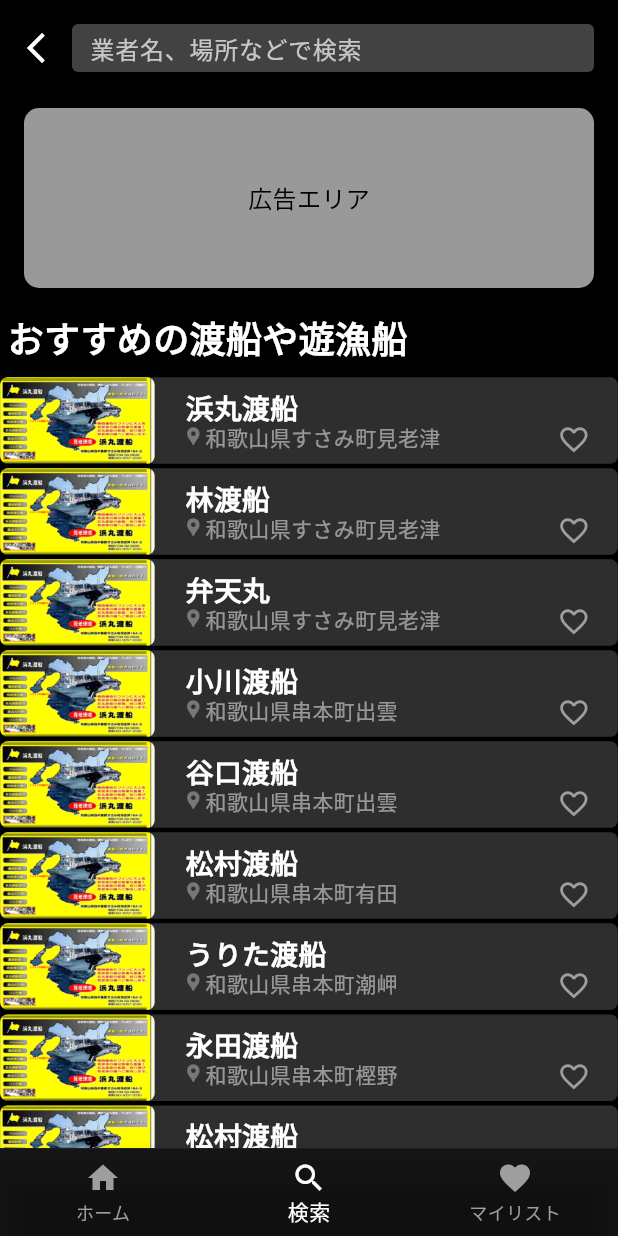
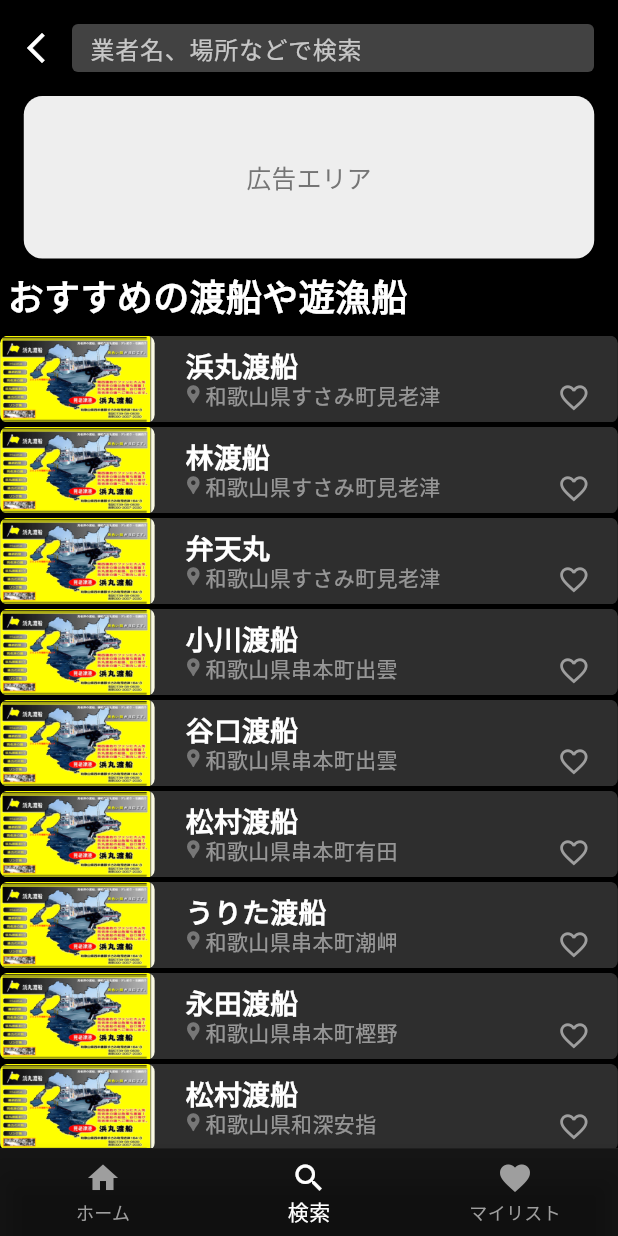
Before and after one commit to Kaito-nagai/fishing_app, a Flutter app: the SearchScreen screen opened by its route, on a phone screen of 412 x 824 dp. Run offline on Flutter 3.47's test engine with Material 3 defaults, Android fonts, the phone set to English and light mode, and no system bars; our stand-ins replace flutter_dotenv, logger, shared_preferences; accounts and stored records are empty; Roboto replaces fonts that are missing (Noto Sans JP).

Commit message:
“少し修正

```diff
--- a/lib/components/vendor_list.dart
+++ b/lib/components/vendor_list.dart
@@ -1,8 +1,10 @@
 import 'package:flutter/material.dart';
 import 'package:fishing_app/widgets/list_item.dart';
 import 'package:fishing_app/providers/favorites_provider.dart';
+import 'package:logger/logger.dart';
 
-// 業者データのモデル
+final logger = Logger();
+
 class Vendor {
   final String id;
   final String title;
@@ -18,39 +20,42 @@ class Vendor {
 }
 
 class VendorList extends StatelessWidget {
-  final List<Vendor> vendors; // 業者リストデータ
-  final FavoritesProvider favoritesProvider; // FavoritesProviderを受け取る
+  final List<Vendor> vendors;
+  final FavoritesProvider favoritesProvider;
+  final bool navigateToMyListScreen; // 遷移の制御
 
   const VendorList({
     required this.vendors,
-    required this.favoritesProvider, // 必須パラメータに追加
+    required this.favoritesProvider,
+    this.navigateToMyListScreen = true, // デフォルトはtrue
     super.key,
   });
 
   @override
   Widget build(BuildContext context) {
+    // 🔹 デバッグ用ログを追加
+    logger.i("VendorList - navigateToMyListScreen: $navigateToMyListScreen");
+
     return ListView.builder(
-      padding: EdgeInsets.zero, // リスト全体のパディングを削除
-      physics: const AlwaysScrollableScrollPhysics(), // 業者リストをスクロール可能に設定
-      itemCount: vendors.length > 10 ? 10 : vendors.length, // 最大10件まで表示
+      padding: EdgeInsets.zero,
+      physics: const AlwaysScrollableScrollPhysics(),
+      itemCount: vendors.length > 10 ? 10 : vendors.length,
       itemBuilder: (context, index) {
         final vendor = vendors[index];
-        // お気に入り登録済みかを判定
         final isFavorite = favoritesProvider.isFavorite(vendor.id);
 
         return Padding(
-          padding: const EdgeInsets.symmetric(horizontal: 0.1, vertical: 1.5), // 他の画面と統一
+          padding: const EdgeInsets.symmetric(horizontal: 0.1, vertical: 1.5),
           child: ListItem(
             title: vendor.title,
             location: vendor.location,
             imagePath: vendor.imagePath,
-            isFavorite: isFavorite, // お気に入り状態を渡す
+            isFavorite: isFavorite,
+            navigateToMyListScreen: navigateToMyListScreen, // 追加
             onFavoritePressed: () {
               if (isFavorite) {
-                // お気に入りから削除
                 favoritesProvider.removeFavorite(vendor.id);
               } else {
-                // お気に入りに追加
                 favoritesProvider.addFavorite({
                   'id': vendor.id,
                   'name': vendor.title,
--- a/lib/screens/search_screen.dart
+++ b/lib/screens/search_screen.dart
@@ -5,7 +5,8 @@ import 'package:fishing_app/utils/json_loader.dart';
 import 'package:fishing_app/components/vendor_list.dart';
 import 'package:fishing_app/screens/search_results.dart';
 import 'package:fishing_app/widgets/search_bar.dart';
-import 'package:fishing_app/providers/favorites_provider.dart'; // 修正: FavoritesProviderをインポート
+import 'package:fishing_app/providers/favorites_provider.dart';
+import 'package:fishing_app/widgets/ad_banner.dart';
 
 class SearchScreen extends StatefulWidget {
   const SearchScreen({super.key});
@@ -16,7 +17,6 @@ class SearchScreen extends StatefulWidget {
 
 class SearchScreenState extends State<SearchScreen> {
   List<Vendor> allVendors = [];
-  List<Vendor> filteredVendors = [];
   final TextEditingController _searchController = TextEditingController();
 
   @override
@@ -68,21 +68,13 @@ class SearchScreenState extends State<SearchScreen> {
               searchController: _searchController,
             ),
 
-            // 広告エリア
-            Padding(
-              padding: const EdgeInsets.symmetric(horizontal: 16, vertical: 8),
-              child: Container(
-                height: 120,
-                decoration: BoxDecoration(
-                  color: Colors.white.withAlpha(153),
-                  borderRadius: BorderRadius.circular(10),
-                ),
-                child: const Center(
-                  child: Text(
-                    '広告エリア',
-                    style: TextStyle(color: Colors.black, fontSize: 16),
-                  ),
-                ),
+            // 広告エリアを中央に配置
+            Center(
+              child: AdBanner(
+                positionTop: 0.02, // 適宜調整
+                onTap: () {
+                  debugPrint("広告がタップされました");
+                },
               ),
             ),
 
@@ -105,13 +97,14 @@ class SearchScreenState extends State<SearchScreen> {
                   ? const Center(child: CircularProgressIndicator())
                   : VendorList(
                       vendors: allVendors,
-                      favoritesProvider: favoritesProvider, // 修正: FavoritesProviderを渡す
+                      favoritesProvider: favoritesProvider,
+                      navigateToMyListScreen: false,
                     ),
             ),
           ],
         ),
       ),
-      bottomNavigationBar: const BottomNav(currentIndex: 1),
+      bottomNavigationBar: BottomNav(currentIndex: 1),
     );
   }
 }
--- a/lib/widgets/list_item.dart
+++ b/lib/widgets/list_item.dart
@@ -1,41 +1,54 @@
 import 'package:flutter/material.dart';
+import 'package:fishing_app/screens/my_list_screen.dart';
 
 class ListItem extends StatefulWidget {
-  final String title; // 業者名（例: 浜丸渡船・林渡船）
-  final String location; // 所在地（例: 和歌山県すさみ町見老津）
-  final String imagePath; // サムネイル画像
-  final bool isFavorite; // お気に入り状態を追加
+  final String title;
+  final String location;
+  final String imagePath;
+  final bool isFavorite;
   final VoidCallback? onFavoritePressed;
+  final bool navigateToMyListScreen; // 追加: 遷移を制御
 
   const ListItem({
     super.key,
     required this.title,
     required this.location,
     required this.imagePath,
-    required this.isFavorite, // 必須パラメータに設定
+    required this.isFavorite,
     this.onFavoritePressed,
+    this.navigateToMyListScreen = true, // デフォルトはtrue
   });
 
   @override
-  ListItemState createState() => ListItemState(); // 修正: アンダースコアを削除
+  ListItemState createState() => ListItemState();
 }
 
-class ListItemState extends State<ListItem> { // 修正: アンダースコアを削除
+class ListItemState extends State<ListItem> {
   late bool _isFavorite;
-
 
   @override
   void initState() {
     super.initState();
-    _isFavorite = widget.isFavorite; // 初期状態を設定
+    _isFavorite = widget.isFavorite;
   }
 
   void _toggleFavorite() {
     setState(() {
-      _isFavorite = !_isFavorite; // お気に入り状態を切り替え
+      _isFavorite = !_isFavorite;
     });
     if (widget.onFavoritePressed != null) {
-      widget.onFavoritePressed!(); // 外部イベントを呼び出し
+      widget.onFavoritePressed!();
+    }
+
+      // 🔹 navigateToMyListScreen の値をログで確認
+  logger.i("ListItem - navigateToMyListScreen: ${widget.navigateToMyListScreen}");
+
+    // 🔹 navigateToMyListScreen が true の場合のみ遷移
+    if (widget.navigateToMyListScreen) {
+      Navigator.pushReplacement(
+        context,
+        MaterialPageRoute(builder: (context) => const MyListScreen()),
+      );
     }
   }
 
@@ -49,15 +62,14 @@ class ListItemState extends State<ListItem> { // 修正: アンダースコア
       height: screenHeight * 0.07,
       child: Stack(
         children: [
-          // 背景のカードデザイン
           Container(
             width: double.infinity,
             height: screenHeight * 0.07,
             decoration: BoxDecoration(
               color: const Color(0xFF2E2E2E),
               borderRadius: BorderRadius.circular(5),
-              boxShadow: [
-                const BoxShadow(
+              boxShadow: const [
+                BoxShadow(
                   color: Color.fromARGB(64, 0, 0, 0),
                   offset: Offset(4, 4),
                   blurRadius: 4,
@@ -65,7 +77,6 @@ class ListItemState extends State<ListItem> { // 修正: アンダースコア
               ],
             ),
           ),
-          // お気に入りアイコン
           Positioned(
             left: screenWidth * 0.87,
             top: screenHeight * 0.021,
@@ -78,7 +89,6 @@ class ListItemState extends State<ListItem> { // 修正: アンダースコア
               onPressed: _toggleFavorite, // 状態を切り替える処理
             ),
           ),
-          // 所在地
           Positioned(
             left: screenWidth * 0.332,
             top: screenHeight * 0.036,
@@ -96,7 +106,6 @@ class ListItemState extends State<ListItem> { // 修正: アンダースコア
               ),
             ),
           ),
-          // ロケーションアイコン
           Positioned(
             left: screenWidth * 0.295,
             top: screenHeight * 0.039,
@@ -106,7 +115,6 @@ class ListItemState extends State<ListItem> { // 修正: アンダースコア
               color: const Color(0xFF777777),
             ),
           ),
-          // **業者名（浜丸渡船・林渡船）**
           Positioned(
             left: screenWidth * 0.30,
             top: screenHeight * 0.008,
@@ -125,7 +133,6 @@ class ListItemState extends State<ListItem> { // 修正: アンダースコア
               ),
             ),
           ),
-          // サムネイル画像
           Positioned(
             left: 0,
             top: 0,
```
Also changed, not shown: lib/screens/my_list_screen.dart (+28 -11 lines), lib/screens/search_results.dart (+5 -6 lines), lib/widgets/bottom_nav.dart (+17 -1 lines).
